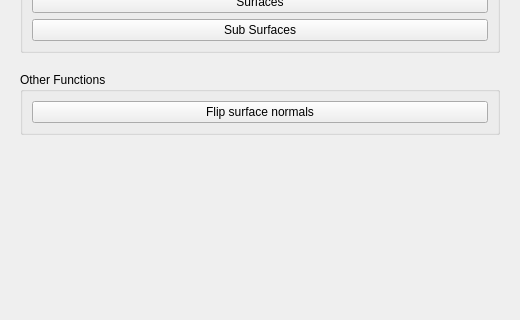
Before: the Qt Designer form SIM-VICUS/src/SVPropEditGeometry.ui in ghorwin/SIM-VICUS, drawn with Qt 5; both pictures show x 0 to 520 and y 694 to 1014 of the 520 by 1111 pixel window.
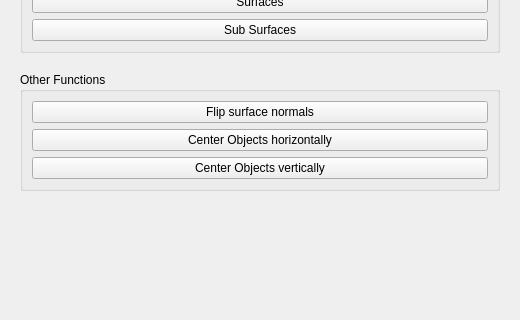
After: the same form once the commit is applied. Icons and pictures are not drawn. Custom widgets are drawn as their Qt base class.

Commit message: Added center buttons

```diff
--- a/SIM-VICUS/src/SVPropEditGeometry.ui
+++ b/SIM-VICUS/src/SVPropEditGeometry.ui
@@ -892,6 +892,20 @@
             </property>
            </widget>
           </item>
+          <item row="1" column="0">
+           <widget class="QPushButton" name="pushButtonCenteHorizontal">
+            <property name="text">
+             <string>Center Objects horizontally</string>
+            </property>
+           </widget>
+          </item>
+          <item row="2" column="0">
+           <widget class="QPushButton" name="pushButtonCenteHorizontal_2">
+            <property name="text">
+             <string>Center Objects vertically</string>
+            </property>
+           </widget>
+          </item>
          </layout>
         </widget>
        </item>
```
